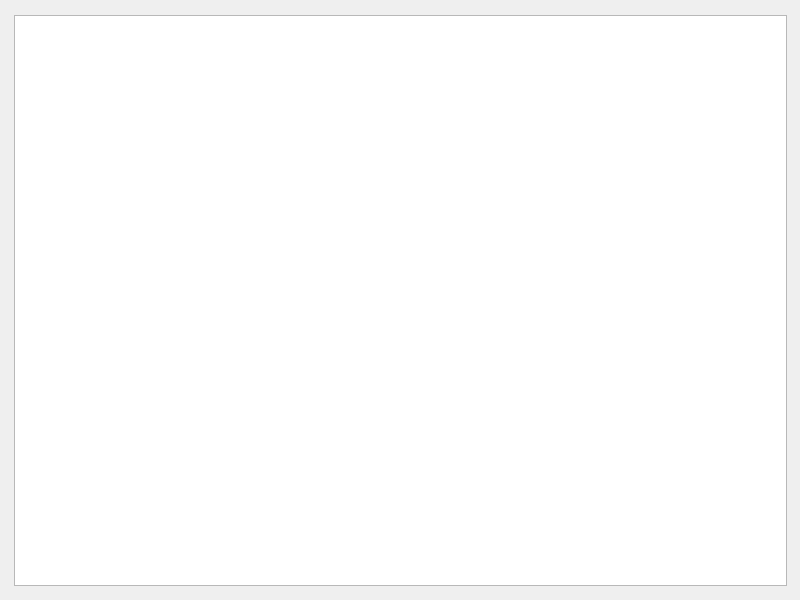
This is ui/vekExtendDebug.ui in gfdgd-xi/vekcode as Qt 5 draws it before an edit. The edited form follows.
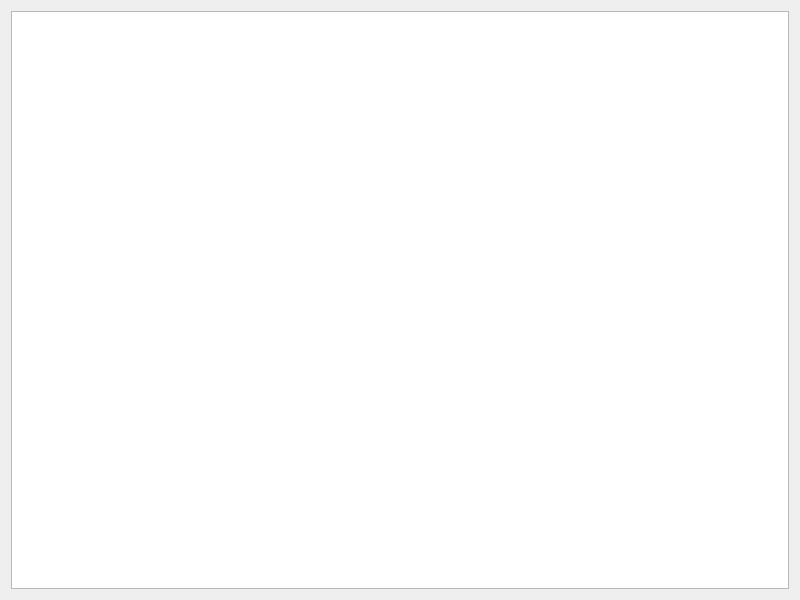
This is the edited form.

The edit to the form file:
```diff
--- a/ui/vekExtendDebug.ui
+++ b/ui/vekExtendDebug.ui
@@ -28,26 +28,19 @@
   <property name="windowTitle">
    <string>VekDebug</string>
   </property>
-  <widget class="QWidget" name="verticalLayoutWidget">
-   <property name="geometry">
-    <rect>
-     <x>0</x>
-     <y>0</y>
-     <width>801</width>
-     <height>601</height>
-    </rect>
-   </property>
+  <layout class="QVBoxLayout" name="verticalLayout_3">
+   <item>
    <layout class="QVBoxLayout" name="verticalLayout" stretch="50">
     <property name="spacing">
-     <number>1</number>
+      <number>3</number>
     </property>
     <property name="topMargin">
-     <number>15</number>
+      <number>0</number>
     </property>
     <item>
-     <layout class="QHBoxLayout" name="horizontalLayout_2" stretch="1,55,1">
+      <layout class="QHBoxLayout" name="horizontalLayout_2" stretch="55">
       <property name="spacing">
-       <number>1</number>
+        <number>3</number>
       </property>
       <property name="leftMargin">
        <number>0</number>
@@ -56,41 +49,16 @@
        <number>0</number>
       </property>
       <property name="bottomMargin">
-       <number>15</number>
-      </property>
-      <item>
-       <spacer name="horizontalSpacer_4">
-        <property name="orientation">
-         <enum>Qt::Horizontal</enum>
-        </property>
-        <property name="sizeHint" stdset="0">
-         <size>
-          <width>40</width>
-          <height>20</height>
-         </size>
-        </property>
-       </spacer>
-      </item>
+        <number>0</number>
+       </property>
       <item>
        <widget class="QTextEdit" name="logTextEdit"/>
       </item>
-      <item>
-       <spacer name="horizontalSpacer_3">
-        <property name="orientation">
-         <enum>Qt::Horizontal</enum>
-        </property>
-        <property name="sizeHint" stdset="0">
-         <size>
-          <width>40</width>
-          <height>20</height>
-         </size>
-        </property>
-       </spacer>
+      </layout>
       </item>
      </layout>
     </item>
    </layout>
-  </widget>
  </widget>
  <resources/>
  <connections/>
```
Lines whose indentation alone changed are shown as unchanged.
